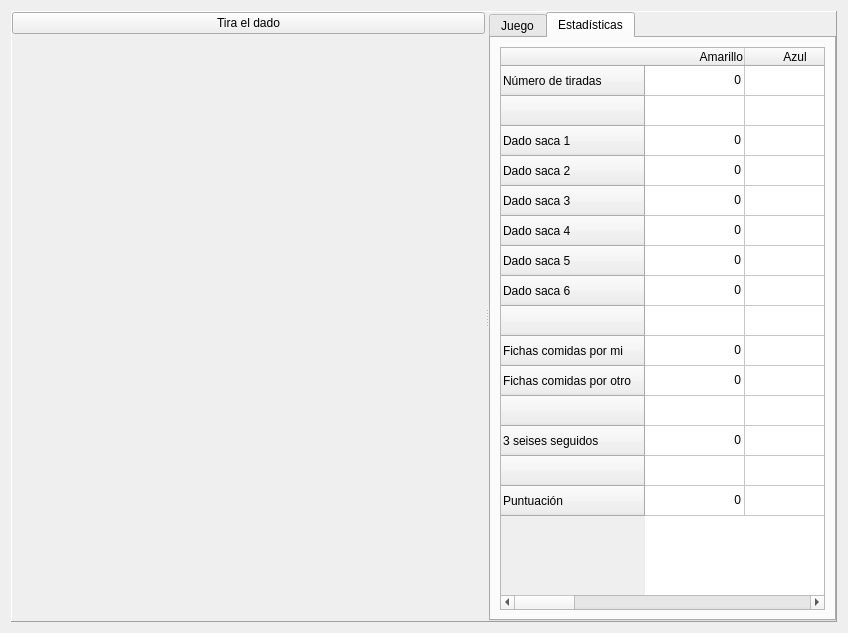
Before: the Qt Designer form ui/wdgGame.ui in turulomio/glparchis, drawn with Qt 5.
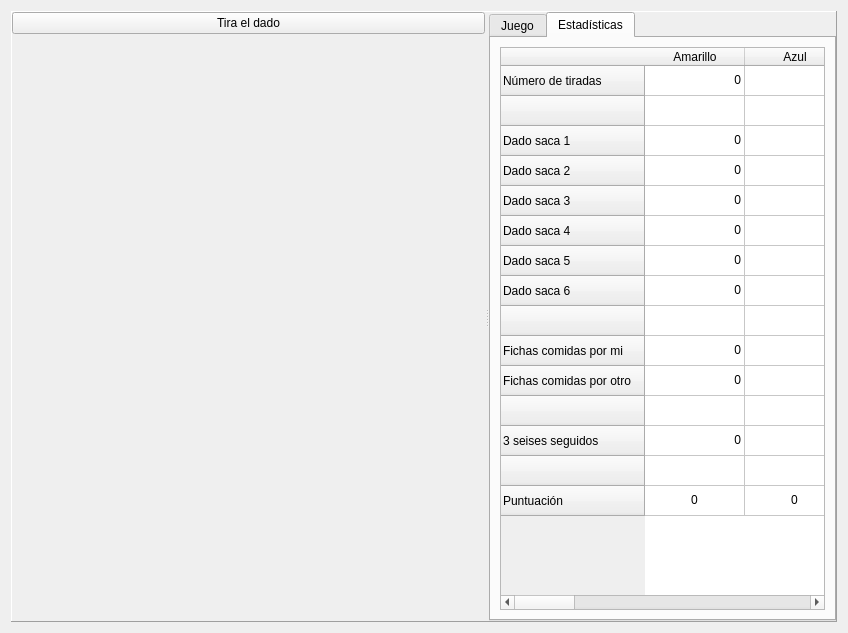
After: the same form once the commit is applied. The open tabs and pages were chosen to show the change. Icons and pictures are not drawn. Custom widgets are drawn as their Qt base class.

Commit message: Pequeño cambio en la interfaz gráfica

```diff
--- a/ui/wdgGame.ui
+++ b/ui/wdgGame.ui
@@ -279,7 +279,7 @@
                <string>Amarillo</string>
               </property>
               <property name="textAlignment">
-               <set>AlignRight|AlignVCenter</set>
+               <set>AlignHCenter|AlignVCenter|AlignCenter</set>
               </property>
               <property name="icon">
                <iconset resource="../images/glparchis.qrc">
@@ -290,6 +290,9 @@
               <property name="text">
                <string>Azul</string>
               </property>
+              <property name="textAlignment">
+               <set>AlignHCenter|AlignVCenter|AlignCenter</set>
+              </property>
               <property name="icon">
                <iconset resource="../images/glparchis.qrc">
                 <normaloff>:/glparchis/fichaazul.png</normaloff>:/glparchis/fichaazul.png</iconset>
@@ -299,6 +302,9 @@
               <property name="text">
                <string>Rojo</string>
               </property>
+              <property name="textAlignment">
+               <set>AlignHCenter|AlignVCenter|AlignCenter</set>
+              </property>
               <property name="icon">
                <iconset resource="../images/glparchis.qrc">
                 <normaloff>:/glparchis/ficharoja.png</normaloff>:/glparchis/ficharoja.png</iconset>
@@ -308,6 +314,9 @@
               <property name="text">
                <string>Verde</string>
               </property>
+              <property name="textAlignment">
+               <set>AlignHCenter|AlignVCenter|AlignCenter</set>
+              </property>
               <property name="icon">
                <iconset resource="../images/glparchis.qrc">
                 <normaloff>:/glparchis/fichaverde.png</normaloff>:/glparchis/fichaverde.png</iconset>
@@ -317,6 +326,9 @@
               <property name="text">
                <string>Todos</string>
               </property>
+              <property name="textAlignment">
+               <set>AlignHCenter|AlignVCenter|AlignCenter</set>
+              </property>
               <property name="icon">
                <iconset resource="../images/glparchis.qrc">
                 <normaloff>:/glparchis/star.png</normaloff>:/glparchis/star.png</iconset>
@@ -745,7 +757,7 @@
                <string>0</string>
               </property>
               <property name="textAlignment">
-               <set>AlignRight|AlignVCenter</set>
+               <set>AlignHCenter|AlignVCenter|AlignCenter</set>
               </property>
              </item>
              <item row="14" column="1">
@@ -753,7 +765,7 @@
                <string>0</string>
               </property>
               <property name="textAlignment">
-               <set>AlignRight|AlignVCenter</set>
+               <set>AlignHCenter|AlignVCenter|AlignCenter</set>
               </property>
              </item>
              <item row="14" column="2">
@@ -761,7 +773,7 @@
                <string>0</string>
               </property>
               <property name="textAlignment">
-               <set>AlignRight|AlignVCenter</set>
+               <set>AlignHCenter|AlignVCenter|AlignCenter</set>
               </property>
              </item>
              <item row="14" column="3">
@@ -769,10 +781,13 @@
                <string>0</string>
               </property>
               <property name="textAlignment">
-               <set>AlignRight|AlignVCenter</set>
+               <set>AlignHCenter|AlignVCenter|AlignCenter</set>
               </property>
              </item>
              <item row="14" column="4">
+              <property name="text">
+               <string/>
+              </property>
               <property name="background">
                <brush brushstyle="BDiagPattern">
                 <color alpha="255">
```
The commit also changes 4 other files.
